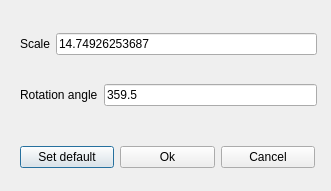
First picture: the form in design-qt/dialog.ui, repository raphaelhaehnel/agranat-lab, before the edit.
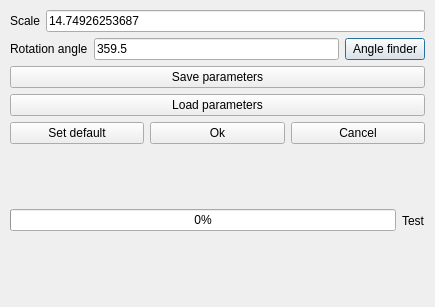
Second picture: the form after the edit.

Diff of the .ui file:
```diff
--- a/design-qt/dialog.ui
+++ b/design-qt/dialog.ui
@@ -6,8 +6,8 @@
    <rect>
     <x>0</x>
     <y>0</y>
-    <width>331</width>
-    <height>191</height>
+    <width>435</width>
+    <height>307</height>
    </rect>
   </property>
   <property name="windowTitle">
@@ -16,10 +16,10 @@
   <widget class="QWidget" name="verticalLayoutWidget">
    <property name="geometry">
     <rect>
-     <x>20</x>
+     <x>10</x>
      <y>10</y>
-     <width>297</width>
-     <height>121</height>
+     <width>415</width>
+     <height>281</height>
     </rect>
    </property>
    <layout class="QVBoxLayout" name="verticalLayout">
@@ -63,19 +63,34 @@
         </property>
        </widget>
       </item>
-     </layout>
-    </item>
-   </layout>
-  </widget>
-  <widget class="QWidget" name="horizontalLayoutWidget_3">
-   <property name="geometry">
-    <rect>
-     <x>20</x>
-     <y>140</y>
-     <width>295</width>
-     <height>35</height>
-    </rect>
-   </property>
+      <item>
+       <widget class="QPushButton" name="pushButton_6">
+        <property name="text">
+         <string>Angle finder</string>
+        </property>
+       </widget>
+      </item>
+     </layout>
+    </item>
+    <item>
+     <layout class="QVBoxLayout" name="verticalLayout_3">
+      <item>
+       <widget class="QPushButton" name="pushButton_4">
+        <property name="text">
+         <string>Save parameters</string>
+        </property>
+       </widget>
+      </item>
+      <item>
+       <widget class="QPushButton" name="pushButton_5">
+        <property name="text">
+         <string>Load parameters</string>
+        </property>
+       </widget>
+      </item>
+     </layout>
+    </item>
+    <item>
    <layout class="QHBoxLayout" name="horizontalLayout_4">
     <item>
      <widget class="QPushButton" name="pushButton">
@@ -97,6 +112,29 @@
        <string>Cancel</string>
       </property>
      </widget>
+      </item>
+     </layout>
+    </item>
+    <item>
+     <layout class="QHBoxLayout" name="horizontalLayout">
+      <item>
+       <widget class="QProgressBar" name="progressBar">
+        <property name="value">
+         <number>0</number>
+        </property>
+        <property name="textVisible">
+         <bool>true</bool>
+        </property>
+       </widget>
+      </item>
+      <item>
+       <widget class="QLabel" name="label_3">
+        <property name="text">
+         <string>Test</string>
+        </property>
+       </widget>
+      </item>
+     </layout>
     </item>
    </layout>
   </widget>
```
Left out of the diff: 4 changed lines with no effect on the pictures. Lines whose indentation alone changed are shown as unchanged.
